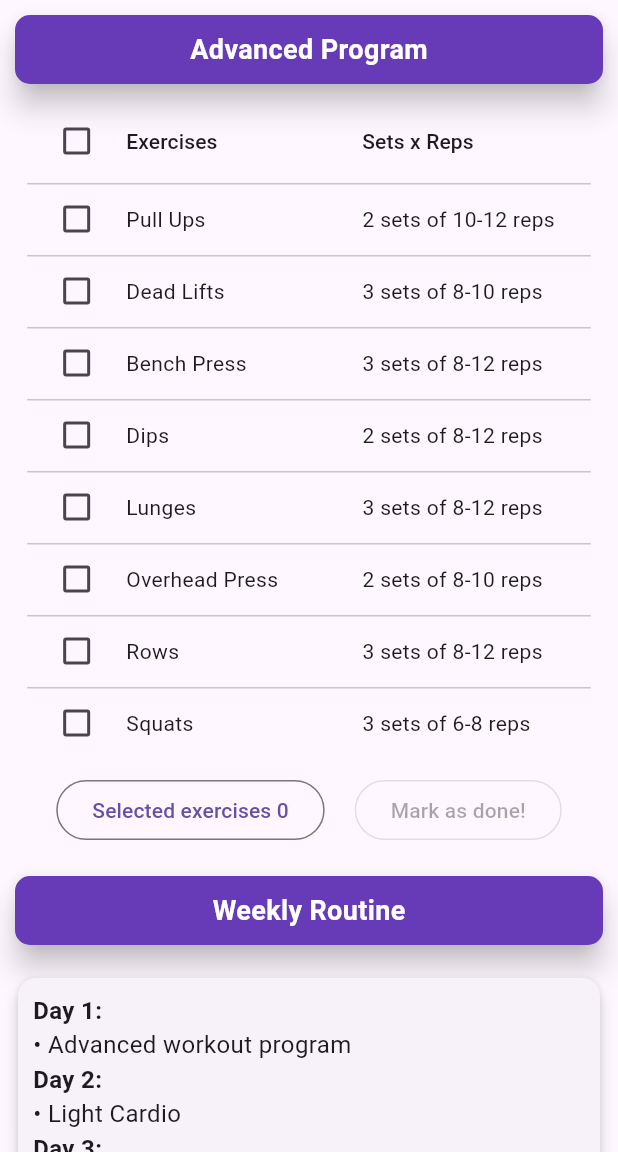
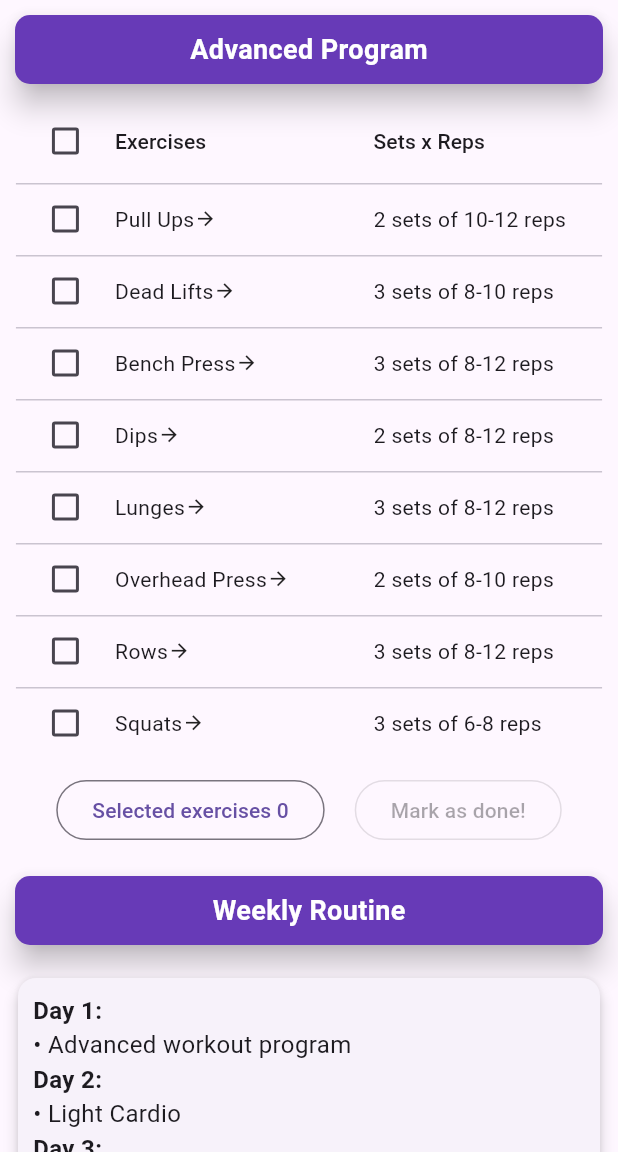
Before and after one commit to ReinoRabbit/personal_project, a Flutter app: the AdvancedProgramPage screen opened directly, on a phone screen of 412 x 824 dp, the part 84-1236 px from its top. Run offline on Flutter 3.47's test engine with Material 3 defaults, Android fonts, the phone set to English and light mode, and no system bars; our stand-ins replace firebase_auth, firebase_core; accounts and stored records are empty.

Commit message:
Added arrow for link

```diff
--- a/lib/ui/advanced_program_page.dart
+++ b/lib/ui/advanced_program_page.dart
@@ -250,7 +250,12 @@ class _AdvancedProgramPageState extends State<AdvancedProgramPage> {
           },
           cells: [
           DataCell(
-            Text(e.exerciseName),
+            Row(
+              children: [
+                Text(e.exerciseName),
+                const Icon(Icons.arrow_forward, size: 15),
+              ],
+            ),
             onTap: () {
               //add switch statement for strings to route to exercises pages
               if (kDebugMode) {
```
Also changed, not shown: lib/ui/beginner_program_page.dart (+6 -1 lines), lib/ui/intermediate_program_page.dart (+6 -1 lines).
